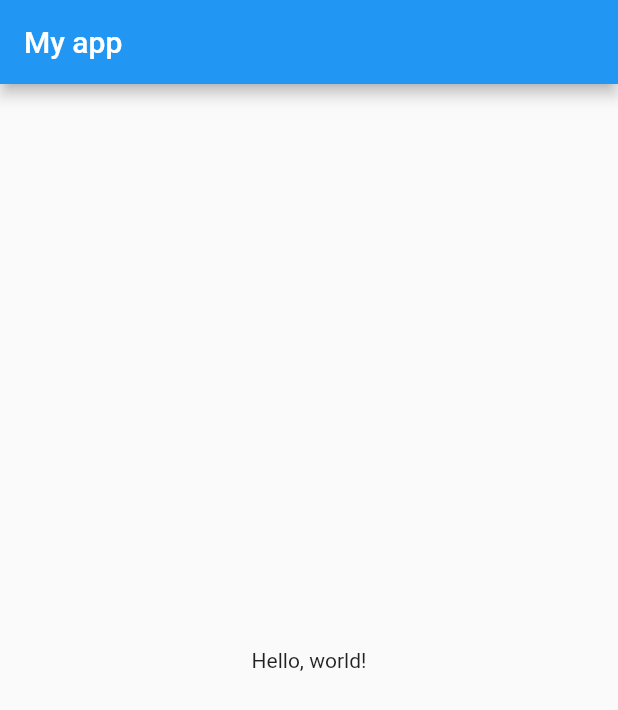
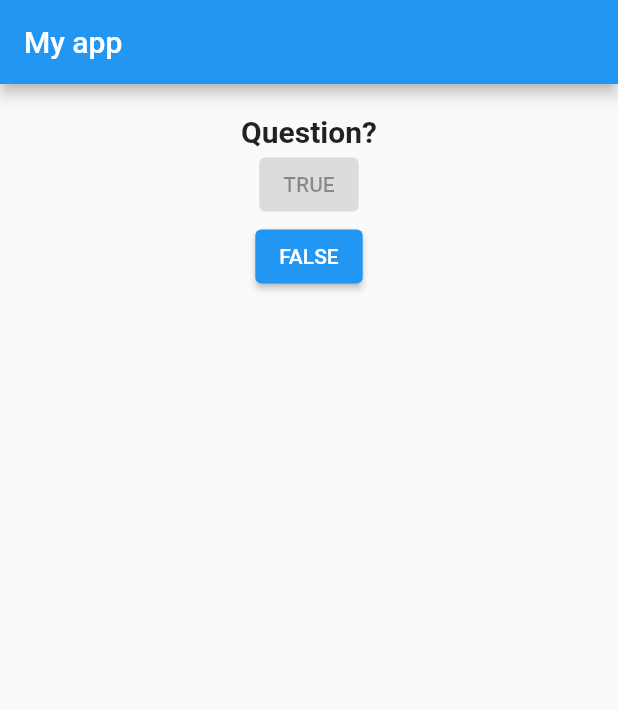
Before and after one commit to matteo14-git/my_flutter_app, a Flutter app: the screen it shows after launch, on a phone screen of 412 x 824 dp. Shown: the top 710 px of the screen. Run offline on Flutter 3.47's test engine with Material 2 defaults, Android fonts, the phone set to English and light mode, and no system bars.

Commit message:
quiz basics

```diff
--- a/lib/home.dart
+++ b/lib/home.dart
@@ -6,12 +6,31 @@ class MyHome extends StatelessWidget {
   @override
   Widget build(BuildContext context) {
     return Scaffold(
-      appBar: AppBar(
-        title: Text('My app'),
-      ),
-      body: Center(
-        child: Text('Hello, world!'),
-      ),
-    );
+        appBar: AppBar(
+          title: Text('My app'),
+        ),
+        body: Container(
+          width: double.infinity,
+          padding: EdgeInsets.all(20),
+          child: Column(
+            children: [
+              Text(
+                'Question?',
+                style: TextStyle(
+                  fontWeight: FontWeight.bold,
+                  fontSize: 20,
+                ),
+              ),
+              ElevatedButton(
+                onPressed: null,
+                child: Text('TRUE'),
+              ),
+              ElevatedButton(
+                onPressed: (() {}),
+                child: Text('FALSE'),
+              ),
+            ],
+          ),
+        ));
   }
 }
```
